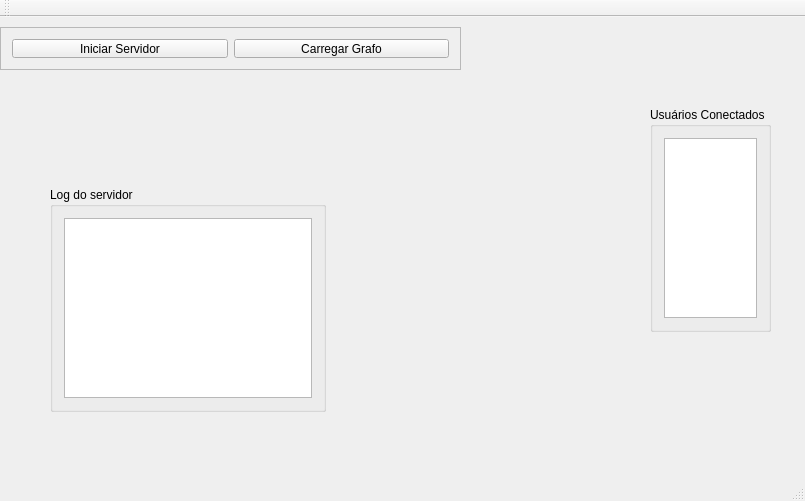
Old version of the form paineldecontrole.ui in the repository druzo/SocketCaixeiroViajante.
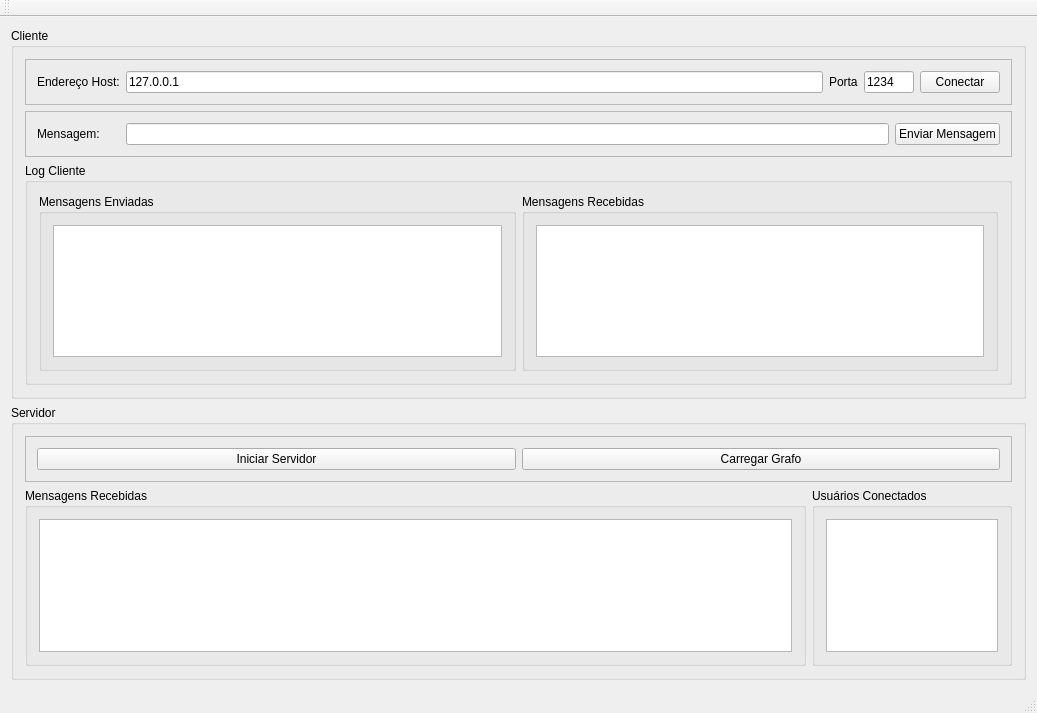
New version of the form.

Patch:
```diff
--- a/paineldecontrole.ui
+++ b/paineldecontrole.ui
@@ -6,82 +6,223 @@
    <rect>
     <x>0</x>
     <y>0</y>
-    <width>805</width>
-    <height>501</height>
+    <width>1037</width>
+    <height>713</height>
    </rect>
   </property>
   <property name="windowTitle">
    <string>PainelDeControle</string>
   </property>
   <widget class="QWidget" name="centralWidget">
-   <widget class="QGroupBox" name="groupBox">
-    <property name="geometry">
-     <rect>
-      <x>650</x>
-      <y>90</y>
-      <width>121</width>
-      <height>225</height>
-     </rect>
-    </property>
-    <property name="title">
-     <string>Usuários Conectados</string>
-    </property>
-    <layout class="QGridLayout" name="gridLayout">
-     <item row="0" column="0">
-      <widget class="QListWidget" name="listaClientes"/>
-     </item>
-    </layout>
-   </widget>
-   <widget class="QGroupBox" name="groupBox_2">
-    <property name="geometry">
-     <rect>
-      <x>50</x>
-      <y>170</y>
-      <width>276</width>
-      <height>225</height>
-     </rect>
-    </property>
-    <property name="title">
-     <string>Log do servidor</string>
-    </property>
-    <layout class="QGridLayout" name="gridLayout_2">
-     <item row="0" column="0">
-      <widget class="QPlainTextEdit" name="edtMensagens"/>
-     </item>
-    </layout>
-   </widget>
-   <widget class="QFrame" name="frame">
-    <property name="geometry">
-     <rect>
-      <x>0</x>
-      <y>10</y>
-      <width>461</width>
-      <height>43</height>
-     </rect>
-    </property>
-    <property name="frameShape">
-     <enum>QFrame::StyledPanel</enum>
-    </property>
-    <property name="frameShadow">
-     <enum>QFrame::Raised</enum>
-    </property>
-    <layout class="QGridLayout" name="gridLayout_3">
-     <item row="0" column="0">
-      <widget class="QPushButton" name="pushButton">
-       <property name="text">
-        <string>Iniciar Servidor</string>
-       </property>
-      </widget>
-     </item>
-     <item row="0" column="1">
-      <widget class="QPushButton" name="btCarregarGrafo">
-       <property name="text">
-        <string>Carregar Grafo</string>
-       </property>
-      </widget>
-     </item>
-    </layout>
-   </widget>
+   <layout class="QVBoxLayout" name="verticalLayout_2">
+    <item>
+     <widget class="QGroupBox" name="groupBox_3">
+      <property name="title">
+       <string>Cliente</string>
+      </property>
+      <layout class="QVBoxLayout" name="verticalLayout">
+       <item>
+        <widget class="QFrame" name="frame_2">
+         <property name="frameShape">
+          <enum>QFrame::StyledPanel</enum>
+         </property>
+         <property name="frameShadow">
+          <enum>QFrame::Raised</enum>
+         </property>
+         <layout class="QHBoxLayout" name="horizontalLayout">
+          <item>
+           <widget class="QLabel" name="label">
+            <property name="text">
+             <string>Endereço Host:</string>
+            </property>
+           </widget>
+          </item>
+          <item>
+           <widget class="QLineEdit" name="edtEnderecoHost">
+            <property name="text">
+             <string>127.0.0.1</string>
+            </property>
+           </widget>
+          </item>
+          <item>
+           <widget class="QLabel" name="label_2">
+            <property name="text">
+             <string>Porta</string>
+            </property>
+           </widget>
+          </item>
+          <item>
+           <widget class="QLineEdit" name="edtNumeroPorta">
+            <property name="maximumSize">
+             <size>
+              <width>50</width>
+              <height>16777215</height>
+             </size>
+            </property>
+            <property name="text">
+             <string>1234</string>
+            </property>
+           </widget>
+          </item>
+          <item>
+           <widget class="QPushButton" name="btConectarHost">
+            <property name="text">
+             <string>Conectar</string>
+            </property>
+           </widget>
+          </item>
+         </layout>
+        </widget>
+       </item>
+       <item>
+        <widget class="QFrame" name="frame_3">
+         <property name="frameShape">
+          <enum>QFrame::StyledPanel</enum>
+         </property>
+         <property name="frameShadow">
+          <enum>QFrame::Raised</enum>
+         </property>
+         <layout class="QHBoxLayout" name="horizontalLayout_2">
+          <item>
+           <widget class="QLabel" name="label_3">
+            <property name="text">
+             <string>Mensagem:      </string>
+            </property>
+           </widget>
+          </item>
+          <item>
+           <widget class="QLineEdit" name="edtNovaMensagemCliente"/>
+          </item>
+          <item>
+           <widget class="QPushButton" name="btEnviarMensagemClienteServidor">
+            <property name="maximumSize">
+             <size>
+              <width>132</width>
+              <height>16777215</height>
+             </size>
+            </property>
+            <property name="text">
+             <string>Enviar Mensagem</string>
+            </property>
+           </widget>
+          </item>
+         </layout>
+        </widget>
+       </item>
+       <item>
+        <widget class="QGroupBox" name="groupBox_4">
+         <property name="title">
+          <string>Log Cliente</string>
+         </property>
+         <layout class="QHBoxLayout" name="horizontalLayout_5">
+          <item>
+           <widget class="QGroupBox" name="groupBox_5">
+            <property name="title">
+             <string>Mensagens Enviadas</string>
+            </property>
+            <layout class="QHBoxLayout" name="horizontalLayout_3">
+             <item>
+              <widget class="QPlainTextEdit" name="edtMensagensEnviadasCliente">
+               <property name="readOnly">
+                <bool>true</bool>
+               </property>
+              </widget>
+             </item>
+            </layout>
+           </widget>
+          </item>
+          <item>
+           <widget class="QGroupBox" name="groupBox_6">
+            <property name="title">
+             <string>Mensagens Recebidas</string>
+            </property>
+            <layout class="QHBoxLayout" name="horizontalLayout_4">
+             <item>
+              <widget class="QPlainTextEdit" name="EdtMensagensRecebidasCliente">
+               <property name="readOnly">
+                <bool>false</bool>
+               </property>
+              </widget>
+             </item>
+            </layout>
+           </widget>
+          </item>
+         </layout>
+        </widget>
+       </item>
+      </layout>
+     </widget>
+    </item>
+    <item>
+     <widget class="QGroupBox" name="groupBox_2">
+      <property name="title">
+       <string>Servidor</string>
+      </property>
+      <layout class="QGridLayout" name="gridLayout_2">
+       <item row="1" column="0">
+        <widget class="QGroupBox" name="groupBox_7">
+         <property name="title">
+          <string>Mensagens Recebidas</string>
+         </property>
+         <layout class="QHBoxLayout" name="horizontalLayout_6">
+          <item>
+           <widget class="QPlainTextEdit" name="edtMensagens">
+            <property name="readOnly">
+             <bool>true</bool>
+            </property>
+           </widget>
+          </item>
+         </layout>
+        </widget>
+       </item>
+       <item row="1" column="1">
+        <widget class="QGroupBox" name="groupBox">
+         <property name="maximumSize">
+          <size>
+           <width>200</width>
+           <height>16777215</height>
+          </size>
+         </property>
+         <property name="title">
+          <string>Usuários Conectados</string>
+         </property>
+         <layout class="QGridLayout" name="gridLayout">
+          <item row="0" column="0">
+           <widget class="QListWidget" name="listaClientes"/>
+          </item>
+         </layout>
+        </widget>
+       </item>
+       <item row="0" column="0" colspan="2">
+        <widget class="QFrame" name="frame">
+         <property name="frameShape">
+          <enum>QFrame::StyledPanel</enum>
+         </property>
+         <property name="frameShadow">
+          <enum>QFrame::Raised</enum>
+         </property>
+         <layout class="QGridLayout" name="gridLayout_3">
+          <item row="0" column="1">
+           <widget class="QPushButton" name="btCarregarGrafo">
+            <property name="text">
+             <string>Carregar Grafo</string>
+            </property>
+           </widget>
+          </item>
+          <item row="0" column="0">
+           <widget class="QPushButton" name="pushButton">
+            <property name="text">
+             <string>Iniciar Servidor</string>
+            </property>
+           </widget>
+          </item>
+         </layout>
+        </widget>
+       </item>
+      </layout>
+     </widget>
+    </item>
+   </layout>
   </widget>
   <widget class="QMenuBar" name="menuBar">
    <property name="geometry">
```
Left out of the diff: 10 changed lines with no effect on the pictures.
